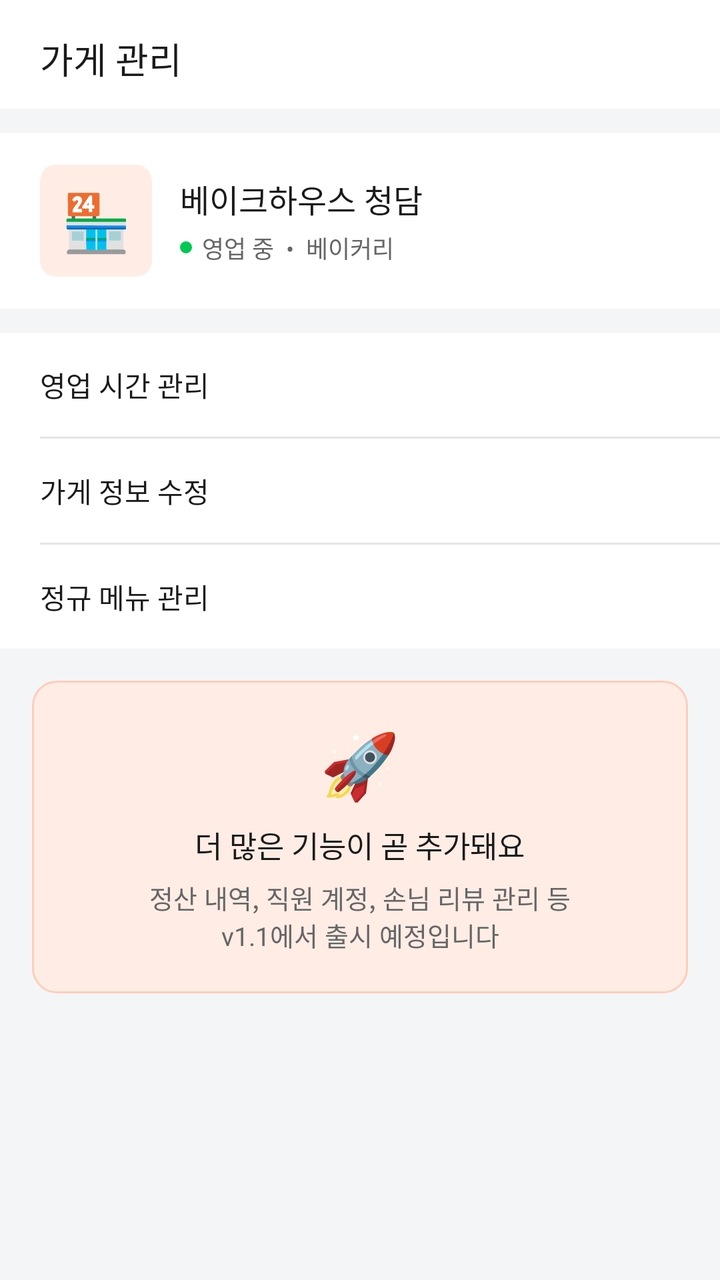
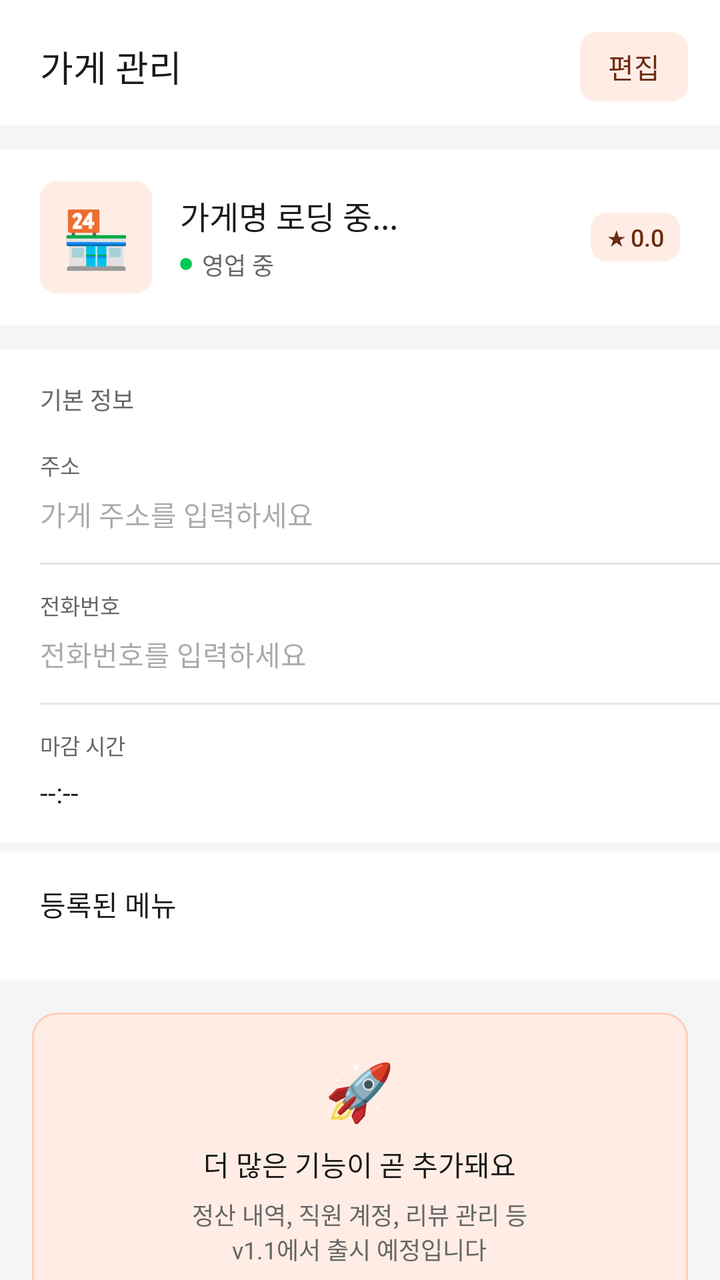

An Android layout rendered at two revisions. The XML below is the earlier revision; the diff shows what the commit changed to produce the second picture.
<!-- AndroidManifest.xml: application theme Theme.Deuktemsiru_seller -->
<!-- res/layout/fragment_store.xml -->
<?xml version="1.0" encoding="utf-8"?>
<LinearLayout
    xmlns:android="http://schemas.android.com/apk/res/android"
    android:layout_width="match_parent"
    android:layout_height="match_parent"
    android:orientation="vertical"
    android:background="@color/surface">

    
    <LinearLayout
        android:layout_width="match_parent"
        android:layout_height="wrap_content"
        android:orientation="horizontal"
        android:gravity="center_vertical"
        android:paddingStart="20dp"
        android:paddingEnd="20dp"
        android:paddingTop="16dp"
        android:paddingBottom="12dp"
        android:background="@color/white">

        <TextView
            android:layout_width="wrap_content"
            android:layout_height="wrap_content"
            android:text="가게 관리"
            android:textSize="18sp"
            android:textColor="@color/text"
            android:fontFamily="sans-serif-medium" />

    </LinearLayout>

    
    <LinearLayout
        android:layout_width="match_parent"
        android:layout_height="wrap_content"
        android:orientation="horizontal"
        android:gravity="center_vertical"
        android:background="@color/white"
        android:paddingStart="20dp"
        android:paddingEnd="20dp"
        android:paddingTop="16dp"
        android:paddingBottom="16dp"
        android:layout_marginTop="12dp">

        <TextView
            android:layout_width="56dp"
            android:layout_height="56dp"
            android:gravity="center"
            android:text="🏪"
            android:textSize="28sp"
            android:background="@drawable/bg_rounded_primary_light"
            android:layout_marginEnd="14dp" />

        <LinearLayout
            android:layout_width="0dp"
            android:layout_height="wrap_content"
            android:layout_weight="1"
            android:orientation="vertical">

            <TextView
                android:layout_width="wrap_content"
                android:layout_height="wrap_content"
                android:text="베이크하우스 청담"
                android:textSize="16sp"
                android:textColor="@color/text"
                android:fontFamily="sans-serif-medium" />

            <LinearLayout
                android:layout_width="wrap_content"
                android:layout_height="wrap_content"
                android:orientation="horizontal"
                android:gravity="center_vertical"
                android:layout_marginTop="4dp">

                <View
                    android:layout_width="6dp"
                    android:layout_height="6dp"
                    android:background="@drawable/bg_status_dot_online"
                    android:layout_marginEnd="5dp" />

                <TextView
                    android:layout_width="wrap_content"
                    android:layout_height="wrap_content"
                    android:text="영업 중  •  베이커리"
                    android:textSize="12sp"
                    android:textColor="@color/text_sub" />

            </LinearLayout>

        </LinearLayout>

    </LinearLayout>

    
    <LinearLayout
        android:layout_width="match_parent"
        android:layout_height="wrap_content"
        android:orientation="vertical"
        android:background="@color/white"
        android:layout_marginTop="12dp">

        <TextView
            android:layout_width="match_parent"
            android:layout_height="52dp"
            android:gravity="center_vertical"
            android:text="영업 시간 관리"
            android:textSize="14sp"
            android:textColor="@color/text"
            android:paddingStart="20dp"
            android:paddingEnd="20dp" />

        <View android:layout_width="match_parent" android:layout_height="1dp" android:background="@color/border" android:layout_marginStart="20dp" />

        <TextView
            android:layout_width="match_parent"
            android:layout_height="52dp"
            android:gravity="center_vertical"
            android:text="가게 정보 수정"
            android:textSize="14sp"
            android:textColor="@color/text"
            android:paddingStart="20dp"
            android:paddingEnd="20dp" />

        <View android:layout_width="match_parent" android:layout_height="1dp" android:background="@color/border" android:layout_marginStart="20dp" />

        <TextView
            android:layout_width="match_parent"
            android:layout_height="52dp"
            android:gravity="center_vertical"
            android:text="정규 메뉴 관리"
            android:textSize="14sp"
            android:textColor="@color/text"
            android:paddingStart="20dp"
            android:paddingEnd="20dp" />

    </LinearLayout>

    
    <LinearLayout
        android:layout_width="match_parent"
        android:layout_height="wrap_content"
        android:orientation="vertical"
        android:gravity="center"
        android:background="@drawable/bg_insight_box"
        android:padding="20dp"
        android:layout_margin="16dp"
        android:layout_marginTop="16dp">

        <TextView
            android:layout_width="wrap_content"
            android:layout_height="wrap_content"
            android:text="🚀"
            android:textSize="32sp"
            android:gravity="center" />

        <TextView
            android:layout_width="wrap_content"
            android:layout_height="wrap_content"
            android:text="더 많은 기능이 곧 추가돼요"
            android:textSize="15sp"
            android:textColor="@color/text"
            android:fontFamily="sans-serif-medium"
            android:gravity="center"
            android:layout_marginTop="8dp" />

        <TextView
            android:layout_width="wrap_content"
            android:layout_height="wrap_content"
            android:text="정산 내역, 직원 계정, 손님 리뷰 관리 등\nv1.1에서 출시 예정입니다"
            android:textSize="13sp"
            android:textColor="@color/text_sub"
            android:gravity="center"
            android:layout_marginTop="6dp" />

    </LinearLayout>

</LinearLayout>
<!-- resources referenced by this layout -->
<resources>
  <color name="border">#FFE5E5E5</color>
  <color name="surface">#FFF4F5F7</color>
  <color name="text">#FF1A1A1A</color>
  <color name="text_sub">#FF666666</color>
  <color name="white">#FFFFFFFF</color>
  <!-- drawable bg_insight_box (drawable) -->
  <?xml version="1.0" encoding="utf-8"?>
  <shape xmlns:android="http://schemas.android.com/apk/res/android"
      android:shape="rectangle">
      <solid android:color="#FFEDE5" />
      <stroke android:width="1dp" android:color="#FFCDB8" />
      <corners android:radius="12dp" />
  </shape>
  <!-- drawable bg_rounded_primary_light (drawable) -->
  <?xml version="1.0" encoding="utf-8"?>
  <shape xmlns:android="http://schemas.android.com/apk/res/android"
      android:shape="rectangle">
      <solid android:color="#FFEDE5" />
      <corners android:radius="8dp" />
  </shape>
  <!-- drawable bg_status_dot_online (drawable) -->
  <?xml version="1.0" encoding="utf-8"?>
  <shape xmlns:android="http://schemas.android.com/apk/res/android"
      android:shape="oval">
      <solid android:color="#00C853" />
      <size android:width="8dp" android:height="8dp" />
  </shape>
  <style name="Theme.Deuktemsiru_seller" parent="Base.Theme.Deuktemsiru_seller" />
  <style name="Base.Theme.Deuktemsiru_seller" parent="Theme.Material3.Light.NoActionBar">
          <item name="colorPrimary">@color/primary</item>
          <item name="colorPrimaryVariant">@color/primary_dark</item>
          <item name="colorOnPrimary">@color/white</item>
          <item name="colorSurface">@color/surface</item>
          <item name="android:colorBackground">@color/surface</item>
          <item name="android:fontFamily">sans-serif</item>
          <item name="bottomNavigationStyle">@style/Widget.App.BottomNav</item>
      </style>
  <color name="primary">#FFFF5C2E</color>
  <color name="primary_dark">#FF6B2B12</color>
  <style name="Widget.App.BottomNav" parent="Widget.Material3.BottomNavigationView">
          <item name="itemIconTint">@color/bottom_nav_color</item>
          <item name="itemTextColor">@color/bottom_nav_color</item>
          <item name="itemActiveIndicatorStyle">@style/Widget.App.ActiveIndicator</item>
      </style>
  <style name="Widget.App.ActiveIndicator" parent="Widget.Material3.BottomNavigationView.ActiveIndicator">
          <item name="android:color">@color/primary_light</item>
      </style>
  <color name="primary_light">#FFFFEDE5</color>
</resources>

<!-- the commit's change to res/layout/fragment_store.xml (unified diff, before → after) -->
@@ -13,164 +13,375 @@
         android:orientation="horizontal"
         android:gravity="center_vertical"
         android:paddingStart="20dp"
-        android:paddingEnd="20dp"
+        android:paddingEnd="16dp"
         android:paddingTop="16dp"
         android:paddingBottom="12dp"
         android:background="@color/white">
 
         <TextView
-            android:layout_width="wrap_content"
+            android:layout_width="0dp"
             android:layout_height="wrap_content"
+            android:layout_weight="1"
             android:text="가게 관리"
             android:textSize="18sp"
             android:textColor="@color/text"
             android:fontFamily="sans-serif-medium" />
 
+        <TextView
+            android:id="@+id/btnEdit"
+            android:layout_width="wrap_content"
+            android:layout_height="wrap_content"
+            android:text="편집"
+            android:textSize="14sp"
+            android:textColor="@color/primary_dark"
+            android:fontFamily="sans-serif-medium"
+            android:background="@drawable/bg_rounded_primary_light"
+            android:paddingStart="14dp"
+            android:paddingEnd="14dp"
+            android:paddingTop="7dp"
+            android:paddingBottom="7dp" />
+
     </LinearLayout>
 
-    
-    <LinearLayout
+    <androidx.core.widget.NestedScrollView
         android:layout_width="match_parent"
-        android:layout_height="wrap_content"
-        android:orientation="horizontal"
-        android:gravity="center_vertical"
-        android:background="@color/white"
-        android:paddingStart="20dp"
-        android:paddingEnd="20dp"
-        android:paddingTop="16dp"
-        android:paddingBottom="16dp"
-        android:layout_marginTop="12dp">
-
-        <TextView
-            android:layout_width="56dp"
-            android:layout_height="56dp"
-            android:gravity="center"
-            android:text="🏪"
-            android:textSize="28sp"
-            android:background="@drawable/bg_rounded_primary_light"
-            android:layout_marginEnd="14dp" />
+        android:layout_height="0dp"
+        android:layout_weight="1">
 
         <LinearLayout
-            android:layout_width="0dp"
+            android:layout_width="match_parent"
             android:layout_height="wrap_content"
-            android:layout_weight="1"
-            android:orientation="vertical">
-
-            <TextView
-                android:layout_width="wrap_content"
-                android:layout_height="wrap_content"
-                android:text="베이크하우스 청담"
-                android:textSize="16sp"
-                android:textColor="@color/text"
-                android:fontFamily="sans-serif-medium" />
-
+            android:orientation="vertical"
+            android:paddingBottom="24dp">
+
+            
             <LinearLayout
-                android:layout_width="wrap_content"
+                android:layout_width="match_parent"
                 android:layout_height="wrap_content"
                 android:orientation="horizontal"
                 android:gravity="center_vertical"
+                android:background="@color/white"
+                android:paddingStart="20dp"
+                android:paddingEnd="20dp"
+                android:paddingTop="16dp"
+                android:paddingBottom="16dp"
+                android:layout_marginTop="12dp">
+
+                <TextView
+                    android:id="@+id/tvStoreEmoji"
+                    android:layout_width="56dp"
+                    android:layout_height="56dp"
+                    android:gravity="center"
+                    android:text="🏪"
+                    android:textSize="28sp"
+                    android:background="@drawable/bg_rounded_primary_light"
+                    android:layout_marginEnd="14dp" />
+
+                <LinearLayout
+                    android:layout_width="0dp"
+                    android:layout_height="wrap_content"
+                    android:layout_weight="1"
+                    android:orientation="vertical">
+
+                    <TextView
+                        android:id="@+id/tvStoreName"
+                        android:layout_width="wrap_content"
+                        android:layout_height="wrap_content"
+                        android:text="가게명 로딩 중..."
+                        android:textSize="16sp"
+                        android:textColor="@color/text"
+                        android:fontFamily="sans-serif-medium" />
+
+                    <LinearLayout
+                        android:layout_width="wrap_content"
+                        android:layout_height="wrap_content"
+                        android:orientation="horizontal"
+                        android:gravity="center_vertical"
+                        android:layout_marginTop="4dp">
+
+                        <View
+                            android:layout_width="6dp"
+                            android:layout_height="6dp"
+                            android:background="@drawable/bg_status_dot_online"
+                            android:layout_marginEnd="5dp" />
+
+                        <TextView
+                            android:id="@+id/tvCategoryStatus"
+                            android:layout_width="wrap_content"
+                            android:layout_height="wrap_content"
+                            android:text="영업 중"
+                            android:textSize="12sp"
+                            android:textColor="@color/text_sub" />
+
+                    </LinearLayout>
+
+                </LinearLayout>
+
+                <LinearLayout
+                    android:layout_width="wrap_content"
+                    android:layout_height="wrap_content"
+                    android:orientation="horizontal"
+                    android:gravity="center_vertical"
+                    android:background="@drawable/bg_rounded_primary_light"
+                    android:paddingStart="8dp"
+                    android:paddingEnd="8dp"
+                    android:paddingTop="4dp"
+                    android:paddingBottom="4dp">
+
+                    <TextView
+                        android:layout_width="wrap_content"
+                        android:layout_height="wrap_content"
+                        android:text="★"
+                        android:textSize="11sp"
+                        android:textColor="@color/primary_dark" />
+
+                    <TextView
+                        android:id="@+id/tvRating"
+                        android:layout_width="wrap_content"
+                        android:layout_height="wrap_content"
+                        android:text="0.0"
+                        android:textSize="12sp"
+                        android:textColor="@color/primary_dark"
+                        android:fontFamily="sans-serif-medium"
+                        android:layout_marginStart="2dp" />
+
+                </LinearLayout>
+
+            </LinearLayout>
+
+            
+            <LinearLayout
+                android:layout_width="match_parent"
+                android:layout_height="wrap_content"
+                android:orientation="vertical"
+                android:background="@color/white"
+                android:layout_marginTop="12dp">
+
+                <TextView
+                    android:layout_width="match_parent"
+                    android:layout_height="wrap_content"
+                    android:text="기본 정보"
+                    android:textSize="12sp"
+                    android:textColor="@color/text_sub"
+                    android:fontFamily="sans-serif-medium"
+                    android:paddingStart="20dp"
+                    android:paddingEnd="20dp"
+                    android:paddingTop="16dp"
+                    android:paddingBottom="12dp" />
+
+                
+                <LinearLayout
+                    android:layout_width="match_parent"
+                    android:layout_height="wrap_content"
+                    android:orientation="vertical"
+                    android:paddingStart="20dp"
+                    android:paddingEnd="20dp"
+                    android:paddingTop="4dp"
+                    android:paddingBottom="12dp">
+
+                    <TextView
+                        android:layout_width="wrap_content"
+                        android:layout_height="wrap_content"
+                        android:text="주소"
+                        android:textSize="11sp"
+                        android:textColor="@color/text_sub" />
+
+                    <EditText
+                        android:id="@+id/etAddress"
+                        android:layout_width="match_parent"
+                        android:layout_height="wrap_content"
+                        android:textSize="14sp"
+                        android:textColor="@color/text"
+                        android:hint="가게 주소를 입력하세요"
+                        android:inputType="textPostalAddress"
+                        android:background="@null"
+                        android:enabled="false"
+                        android:paddingTop="6dp"
+                        android:paddingBottom="2dp"
+                        android:maxLines="2" />
+
+                </LinearLayout>
+
+                <View
+                    android:layout_width="match_parent"
+                    android:layout_height="1dp"
+                    android:background="@color/border"
+                    android:layout_marginStart="20dp" />
+
+                
+                <LinearLayout
+                    android:layout_width="match_parent"
+                    android:layout_height="wrap_content"
+                    android:orientation="vertical"
+                    android:paddingStart="20dp"
+                    android:paddingEnd="20dp"
+                    android:paddingTop="12dp"
+                    android:paddingBottom="12dp">
+
+                    <TextView
+                        android:layout_width="wrap_content"
+                        android:layout_height="wrap_content"
+                        android:text="전화번호"
+                        android:textSize="11sp"
+                        android:textColor="@color/text_sub" />
+
+                    <EditText
+                        android:id="@+id/etPhone"
+                        android:layout_width="match_parent"
+                        android:layout_height="wrap_content"
+                        android:textSize="14sp"
+                        android:textColor="@color/text"
+                        android:hint="전화번호를 입력하세요"
+                        android:inputType="phone"
+                        android:background="@null"
+                        android:enabled="false"
+                        android:paddingTop="6dp"
+                        android:paddingBottom="2dp" />
+
+                </LinearLayout>
+
+                <View
+                    android:layout_width="match_parent"
+                    android:layout_height="1dp"
+                    android:background="@color/border"
+                    android:layout_marginStart="20dp" />
+
+                
+                <LinearLayout
+                    android:id="@+id/containerClosingTime"
+                    android:layout_width="match_parent"
+                    android:layout_height="wrap_content"
+                    android:orientation="horizontal"
+                    android:gravity="center_vertical"
+                    android:paddingStart="20dp"
+                    android:paddingEnd="20dp"
+                    android:paddingTop="12dp"
+                    android:paddingBottom="16dp"
+                    android:clickable="true"
+                    android:focusable="true">
+
+                    <LinearLayout
+                        android:layout_width="0dp"
+                        android:layout_height="wrap_content"
+                        android:layout_weight="1"
+                        android:orientation="vertical">
+
+                        <TextView
+                            android:layout_width="wrap_content"
+                            android:layout_height="wrap_content"
+                            android:text="마감 시간"
+                            android:textSize="11sp"
+                            android:textColor="@color/text_sub" />
+
+                        <TextView
+                            android:id="@+id/tvClosingTime"
+                            android:layout_width="wrap_content"
+                            android:layout_height="wrap_content"
+                            android:text="--:--"
+                            android:textSize="14sp"
+                            android:textColor="@color/text"
+                            android:layout_marginTop="6dp" />
+
+                    </LinearLayout>
+
+                    <TextView
+                        android:id="@+id/tvClosingTimeArrow"
+                        android:layout_width="wrap_content"
+                        android:layout_height="wrap_content"
+                        android:text="시간 선택  ▾"
+                        android:textSize="12sp"
+                        android:textColor="@color/text_muted"
+                        android:visibility="gone" />
+
+                </LinearLayout>
+
+            </LinearLayout>
+
+            
+            <TextView
+                android:id="@+id/btnSave"
+                android:layout_width="match_parent"
+                android:layout_height="wrap_content"
+                android:text="변경사항 저장"
+                android:textSize="15sp"
+                android:textColor="@color/white"
+                android:fontFamily="sans-serif-medium"
+                android:gravity="center"
+                android:background="@drawable/bg_button_primary"
+                android:paddingTop="16dp"
+                android:paddingBottom="16dp"
+                android:layout_margin="16dp"
+                android:visibility="gone" />
+
+            
+            <LinearLayout
+                android:layout_width="match_parent"
+                android:layout_height="wrap_content"
+                android:orientation="vertical"
+                android:background="@color/white"
+                android:paddingStart="20dp"
+                android:paddingEnd="20dp"
+                android:paddingTop="16dp"
+                android:paddingBottom="16dp"
                 android:layout_marginTop="4dp">
 
-                <View
-                    android:layout_width="6dp"
-                    android:layout_height="6dp"
-                    android:background="@drawable/bg_status_dot_online"
-                    android:layout_marginEnd="5dp" />
+                <TextView
+                    android:layout_width="match_parent"
+                    android:layout_height="wrap_content"
+                    android:text="등록된 메뉴"
+                    android:textSize="14sp"
+                    android:textColor="@color/text"
+                    android:fontFamily="sans-serif-medium"
+                    android:layout_marginBottom="12dp" />
+
+                <LinearLayout
+                    android:id="@+id/menuContainer"
+                    android:layout_width="match_parent"
+                    android:layout_height="wrap_content"
+                    android:orientation="vertical" />
+
+            </LinearLayout>
+
+            
+            <LinearLayout
+                android:layout_width="match_parent"
+                android:layout_height="wrap_content"
+                android:orientation="vertical"
+                android:gravity="center"
+                android:background="@drawable/bg_insight_box"
+                android:padding="20dp"
+                android:layout_margin="16dp">
 
                 <TextView
                     android:layout_width="wrap_content"
                     android:layout_height="wrap_content"
-                    android:text="영업 중  •  베이커리"
+                    android:text="🚀"
+                    android:textSize="28sp"
+                    android:gravity="center" />
+
+                <TextView
+                    android:layout_width="wrap_content"
+                    android:layout_height="wrap_content"
+                    android:text="더 많은 기능이 곧 추가돼요"
+                    android:textSize="14sp"
+                    android:textColor="@color/text"
+                    android:fontFamily="sans-serif-medium"
+                    android:gravity="center"
+                    android:layout_marginTop="8dp" />
+
+                <TextView
+                    android:layout_width="wrap_content"
+                    android:layout_height="wrap_content"
+                    android:text="정산 내역, 직원 계정, 리뷰 관리 등\nv1.1에서 출시 예정입니다"
                     android:textSize="12sp"
-                    android:textColor="@color/text_sub" />
+                    android:textColor="@color/text_sub"
+                    android:gravity="center"
+                    android:layout_marginTop="6dp" />
 
             </LinearLayout>
 
         </LinearLayout>
 
-    </LinearLayout>
-
-    
-    <LinearLayout
-        android:layout_width="match_parent"
-        android:layout_height="wrap_content"
-        android:orientation="vertical"
-        android:background="@color/white"
-        android:layout_marginTop="12dp">
-
-        <TextView
-            android:layout_width="match_parent"
-            android:layout_height="52dp"
-            android:gravity="center_vertical"
-            android:text="영업 시간 관리"
-            android:textSize="14sp"
-            android:textColor="@color/text"
-            android:paddingStart="20dp"
-            android:paddingEnd="20dp" />
-
-        <View android:layout_width="match_parent" android:layout_height="1dp" android:background="@color/border" android:layout_marginStart="20dp" />
-
-        <TextView
-            android:layout_width="match_parent"
-            android:layout_height="52dp"
-            android:gravity="center_vertical"
-            android:text="가게 정보 수정"
-            android:textSize="14sp"
-            android:textColor="@color/text"
-            android:paddingStart="20dp"
-            android:paddingEnd="20dp" />
-
-        <View android:layout_width="match_parent" android:layout_height="1dp" android:background="@color/border" android:layout_marginStart="20dp" />
-
-        <TextView
-            android:layout_width="match_parent"
-            android:layout_height="52dp"
-            android:gravity="center_vertical"
-            android:text="정규 메뉴 관리"
-            android:textSize="14sp"
-            android:textColor="@color/text"
-            android:paddingStart="20dp"
-            android:paddingEnd="20dp" />
-
-    </LinearLayout>
-
-    
-    <LinearLayout
-        android:layout_width="match_parent"
-        android:layout_height="wrap_content"
-        android:orientation="vertical"
-        android:gravity="center"
-        android:background="@drawable/bg_insight_box"
-        android:padding="20dp"
-        android:layout_margin="16dp"
-        android:layout_marginTop="16dp">
-
-        <TextView
-            android:layout_width="wrap_content"
-            android:layout_height="wrap_content"
-            android:text="🚀"
-            android:textSize="32sp"
-            android:gravity="center" />
-
-        <TextView
-            android:layout_width="wrap_content"
-            android:layout_height="wrap_content"
-            android:text="더 많은 기능이 곧 추가돼요"
-            android:textSize="15sp"
-            android:textColor="@color/text"
-            android:fontFamily="sans-serif-medium"
-            android:gravity="center"
-            android:layout_marginTop="8dp" />
-
-        <TextView
-            android:layout_width="wrap_content"
-            android:layout_height="wrap_content"
-            android:text="정산 내역, 직원 계정, 손님 리뷰 관리 등\nv1.1에서 출시 예정입니다"
-            android:textSize="13sp"
-            android:textColor="@color/text_sub"
-            android:gravity="center"
-            android:layout_marginTop="6dp" />
-
-    </LinearLayout>
+    </androidx.core.widget.NestedScrollView>
 
 </LinearLayout>
<!-- resource entries referenced after the edit -->
@@ -3,8 +3,16 @@
   <color name="border">#FFE5E5E5</color>
   <color name="surface">#FFF4F5F7</color>
   <color name="text">#FF1A1A1A</color>
+  <color name="text_muted">#FF999999</color>
   <color name="text_sub">#FF666666</color>
   <color name="white">#FFFFFFFF</color>
+  <!-- drawable bg_button_primary (drawable) -->
+  <?xml version="1.0" encoding="utf-8"?>
+  <shape xmlns:android="http://schemas.android.com/apk/res/android"
+      android:shape="rectangle">
+      <solid android:color="#FF5C2E" />
+      <corners android:radius="14dp" />
+  </shape>
   <!-- drawable bg_insight_box (drawable) -->
   <?xml version="1.0" encoding="utf-8"?>
   <shape xmlns:android="http://schemas.android.com/apk/res/android"
